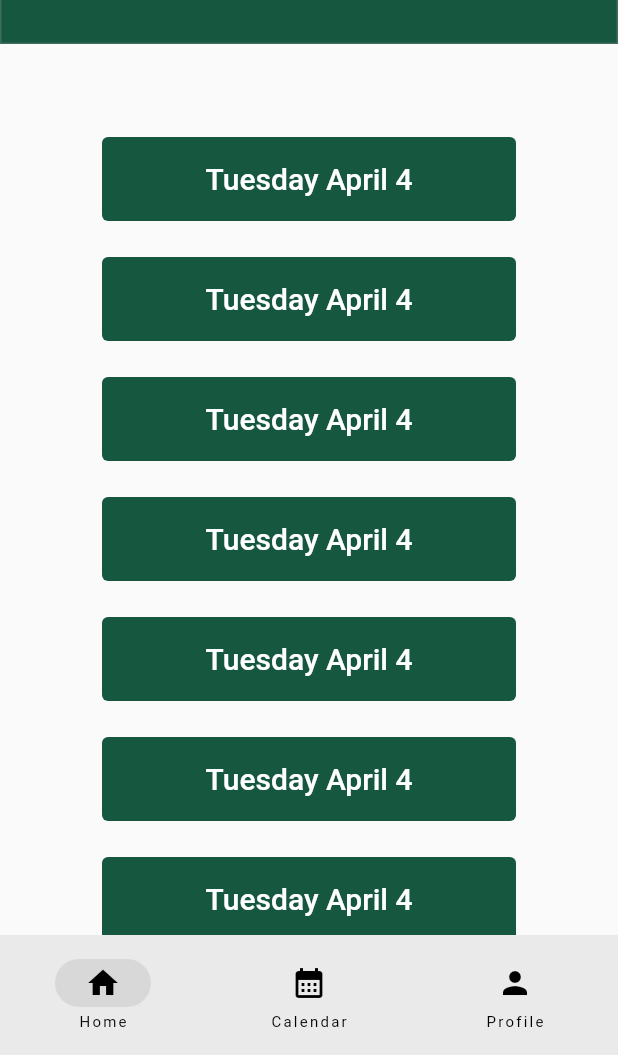
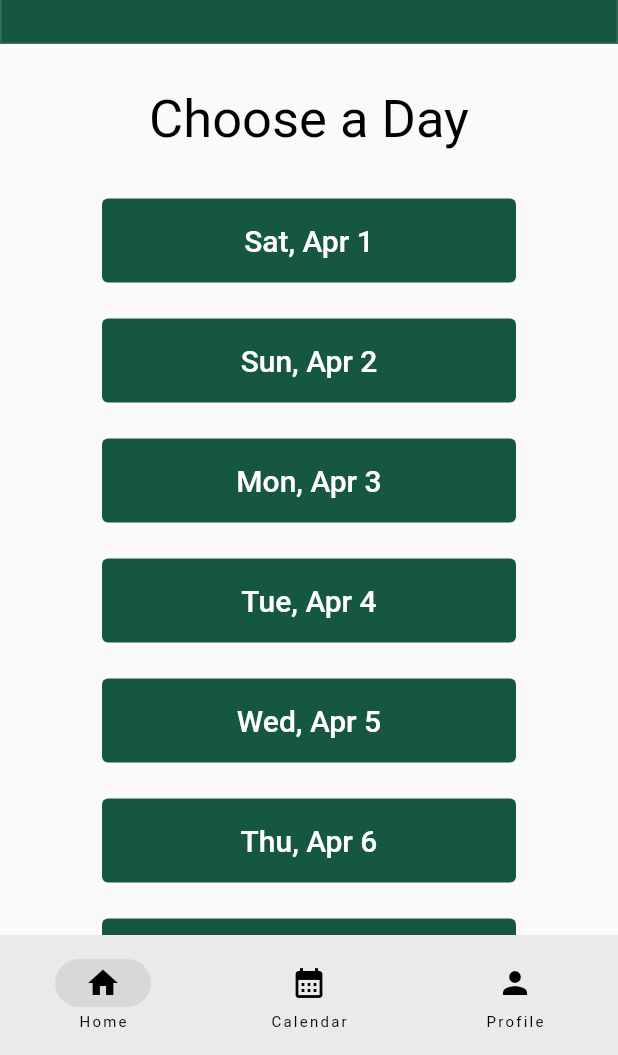
Before and after one commit to AKolar5/cypher_table_together, a Flutter app: the HomePage screen opened directly, on a phone screen of 412 x 824 dp, the part 181-1236 px from its top. Run offline on Flutter 3.47's test engine with Material 2 defaults, Android fonts, the phone set to English and light mode, and no system bars.

Commit message:
New dependency for date/time functionality

```diff
--- a/lib/home_page.dart
+++ b/lib/home_page.dart
@@ -1,4 +1,5 @@
 import 'package:flutter/material.dart';
+import 'package:intl/intl.dart';
 
 const mainGreen = Color(0xFF165740);
 
@@ -12,26 +13,21 @@ class HomePage extends StatefulWidget {
 class _HomePage extends State<HomePage> {
   @override
   Widget build(BuildContext context) {
+
+    String createDate(int day) {
+      DateTime date = DateTime.now();
+      if (day > 0){
+        date = date.add(Duration(days: day));
+      }
+      String dateFormat = DateFormat("EEE, MMM d").format(date);
+      return dateFormat;
+    }
+
     return Scaffold(
 
       body: Center(
         // Center is a layout widget. It takes a single child and positions it
         // in the middle of the parent.
-        child: Container(
-          // Column is also a layout widget. It takes a list of children and
-          // arranges them vertically. By default, it sizes itself to fit its
-          // children horizontally, and tries to be as tall as its parent.
-          //
-          // Invoke "debug painting" (press "p" in the console, choose the
-          // "Toggle Debug Paint" action from the Flutter Inspector in Android
-          // Studio, or the "Toggle Debug Paint" command in Visual Studio Code)
-          // to see the wireframe for each widget.
-          //
-          // Column has various properties to control how it sizes itself and
-          // how it positions its children. Here we use mainAxisAlignment to
-          // center the children vertically; the main axis here is the vertical
-          // axis because Columns are vertical (the cross axis would be
-          // horizontal).
 
         child: Column(
           children: <Widget>[
@@ -70,23 +66,39 @@ class _HomePage extends State<HomePage> {
             ),
 
             const Padding(
-                padding: EdgeInsets.all(25.0),
+              padding: EdgeInsets.all(15.0),
+            ),
+
+            const Text(
+              "Choose a Day",
+              textAlign: TextAlign.start,
+              overflow: TextOverflow.clip,
+              style: TextStyle(
+                fontWeight: FontWeight.w400,
+                fontStyle: FontStyle.normal,
+                fontSize: 35,
+                color: Color(0xff000000),
+              ),
+            ),
+
+            const Padding(
+              padding: EdgeInsets.all(10.0),
             ),
 
             SizedBox(
               width: 300.0,
               height: 80.0,
               child: Padding(
-                  padding: EdgeInsets.all(12.0),
+                padding: const EdgeInsets.all(12.0),
                 child: TextButton(
                   style: ButtonStyle(
                     foregroundColor: MaterialStateProperty.all<Color>(Colors.white),
                     backgroundColor: MaterialStateProperty.all<Color>(mainGreen),
                   ),
                   onPressed: () { },
-                    child: const Padding(
-                      padding: EdgeInsets.all(8.0),
-                      child: Text("Tuesday April 4", style: TextStyle(fontSize: 20)),
+                  child: Padding(
+                    padding: const EdgeInsets.all(8.0),
+                    child: Text(createDate(0), style: const TextStyle(fontSize: 20)),
                   ),
                 ),
               ),
@@ -96,16 +108,16 @@ class _HomePage extends State<HomePage> {
                 width: 300.0,
                 height: 80.0,
                 child: Padding(
-                  padding: EdgeInsets.all(12.0),
+                  padding: const EdgeInsets.all(12.0),
                   child: TextButton(
                     style: ButtonStyle(
                       foregroundColor: MaterialStateProperty.all<Color>(Colors.white),
                       backgroundColor: MaterialStateProperty.all<Color>(mainGreen),
                     ),
                     onPressed: () { },
-                    child: const Padding(
-                      padding: EdgeInsets.all(8.0),
-                      child: Text("Tuesday April 4", style: TextStyle(fontSize: 20)),
+                    child: Padding(
+                      padding: const EdgeInsets.all(8.0),
+                      child: Text(createDate(1), style: const TextStyle(fontSize: 20)),
                     ),
                   ),
                 ),
@@ -115,16 +127,16 @@ class _HomePage extends State<HomePage> {
                 width: 300.0,
                 height: 80.0,
                 child: Padding(
-                  padding: EdgeInsets.all(12.0),
+                  padding: const EdgeInsets.all(12.0),
                   child: TextButton(
                     style: ButtonStyle(
                       foregroundColor: MaterialStateProperty.all<Color>(Colors.white),
                       backgroundColor: MaterialStateProperty.all<Color>(mainGreen),
                     ),
                     onPressed: () { },
-                    child: const Padding(
-                      padding: EdgeInsets.all(8.0),
-                      child: Text("Tuesday April 4", style: TextStyle(fontSize: 20)),
+                    child: Padding(
+                      padding: const EdgeInsets.all(8.0),
+                      child: Text(createDate(2), style: const TextStyle(fontSize: 20)),
                     ),
                   ),
                 ),
@@ -134,16 +146,16 @@ class _HomePage extends State<HomePage> {
                 width: 300.0,
                 height: 80.0,
                 child: Padding(
-                  padding: EdgeInsets.all(12.0),
+                  padding: const EdgeInsets.all(12.0),
                   child: TextButton(
                     style: ButtonStyle(
                       foregroundColor: MaterialStateProperty.all<Color>(Colors.white),
                       backgroundColor: MaterialStateProperty.all<Color>(mainGreen),
                     ),
                     onPressed: () { },
-                    child: const Padding(
-                        padding: EdgeInsets.all(8.0),
-                        child: Text("Tuesday April 4", style: TextStyle(fontSize: 20))
+                    child: Padding(
+                        padding: const EdgeInsets.all(8.0),
+                        child: Text(createDate(3), style: const TextStyle(fontSize: 20))
                     ),
                   ),
                 ),
@@ -153,16 +165,16 @@ class _HomePage extends State<HomePage> {
                 width: 300.0,
                 height: 80.0,
                 child: Padding(
-                  padding: EdgeInsets.all(12.0),
+                  padding: const EdgeInsets.all(12.0),
                   child: TextButton(
                     style: ButtonStyle(
                       foregroundColor: MaterialStateProperty.all<Color>(Colors.white),
                       backgroundColor: MaterialStateProperty.all<Color>(mainGreen),
                     ),
                     onPressed: () { },
-                    child: const Padding(
-                        padding: EdgeInsets.all(8.0),
-                        child: Text("Tuesday April 4", style: TextStyle(fontSize: 20))
+                    child: Padding(
+                        padding: const EdgeInsets.all(8.0),
+                        child: Text(createDate(4), style: const TextStyle(fontSize: 20))
                     ),
                   ),
                 ),
@@ -173,16 +185,16 @@ class _HomePage extends State<HomePage> {
                 width: 300.0,
                 height: 80.0,
                 child: Padding(
-                  padding: EdgeInsets.all(12.0),
+                  padding: const EdgeInsets.all(12.0),
                   child: TextButton(
                     style: ButtonStyle(
                       foregroundColor: MaterialStateProperty.all<Color>(Colors.white),
                       backgroundColor: MaterialStateProperty.all<Color>(mainGreen),
                     ),
                     onPressed: () { },
-                    child: const Padding(
-                        padding: EdgeInsets.all(8.0),
-                        child: Text("Tuesday April 4", style: TextStyle(fontSize: 20))
+                    child: Padding(
+                        padding: const EdgeInsets.all(8.0),
+                        child: Text(createDate(5), style: const TextStyle(fontSize: 20))
                     ),
                   ),
                 ),
@@ -192,16 +204,16 @@ class _HomePage extends State<HomePage> {
                 width: 300.0,
                 height: 80.0,
                 child: Padding(
-                  padding: EdgeInsets.all(12.0),
+                  padding: const EdgeInsets.all(12.0),
                   child: TextButton(
                     style: ButtonStyle(
                       foregroundColor: MaterialStateProperty.all<Color>(Colors.white),
                       backgroundColor: MaterialStateProperty.all<Color>(mainGreen),
                     ),
                     onPressed: () { },
-                    child: const Padding(
-                        padding: EdgeInsets.all(8.0),
-                        child: Text("Tuesday April 4", style: TextStyle(fontSize: 20))
+                    child: Padding(
+                        padding: const EdgeInsets.all(8.0),
+                        child: Text(createDate(6), style: const TextStyle(fontSize: 20))
                     ),
                   ),
                 ),
@@ -211,15 +223,13 @@ class _HomePage extends State<HomePage> {
             ],
           ),
         ),
-      ),
         bottomNavigationBar: NavigationBar(
           destinations: const [
             NavigationDestination(icon: Icon(Icons.home), label: 'Home'),
             NavigationDestination(icon: Icon(Icons.calendar_month), label: 'Calendar'),
             NavigationDestination(icon: Icon(Icons.person), label: 'Profile'),
           ],
-      ),
-
+        )
       );
   }
 }
--- a/lib/main.dart
+++ b/lib/main.dart
@@ -1,4 +1,3 @@
-import 'package:cypher_table_together/edit.dart';
 import 'package:cypher_table_together/profile.dart';
 import 'package:flutter/material.dart';
 
--- a/pubspec.yaml
+++ b/pubspec.yaml
@@ -30,7 +30,7 @@ environment:
 dependencies:
   flutter:
     sdk: flutter
-
+  intl: ^0.18.0
 
   # The following adds the Cupertino Icons font to your application.
   # Use with the CupertinoIcons class for iOS style icons.
```
Also changed, not shown: pubspec.lock. Lines whose indentation alone changed are shown as unchanged.
